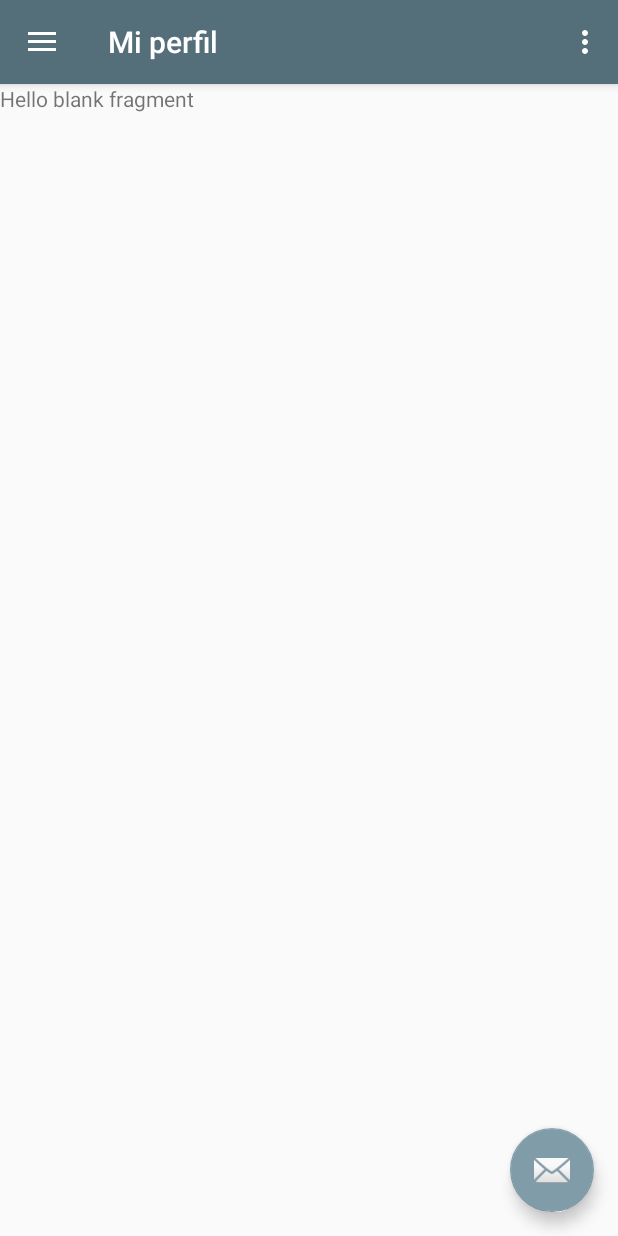
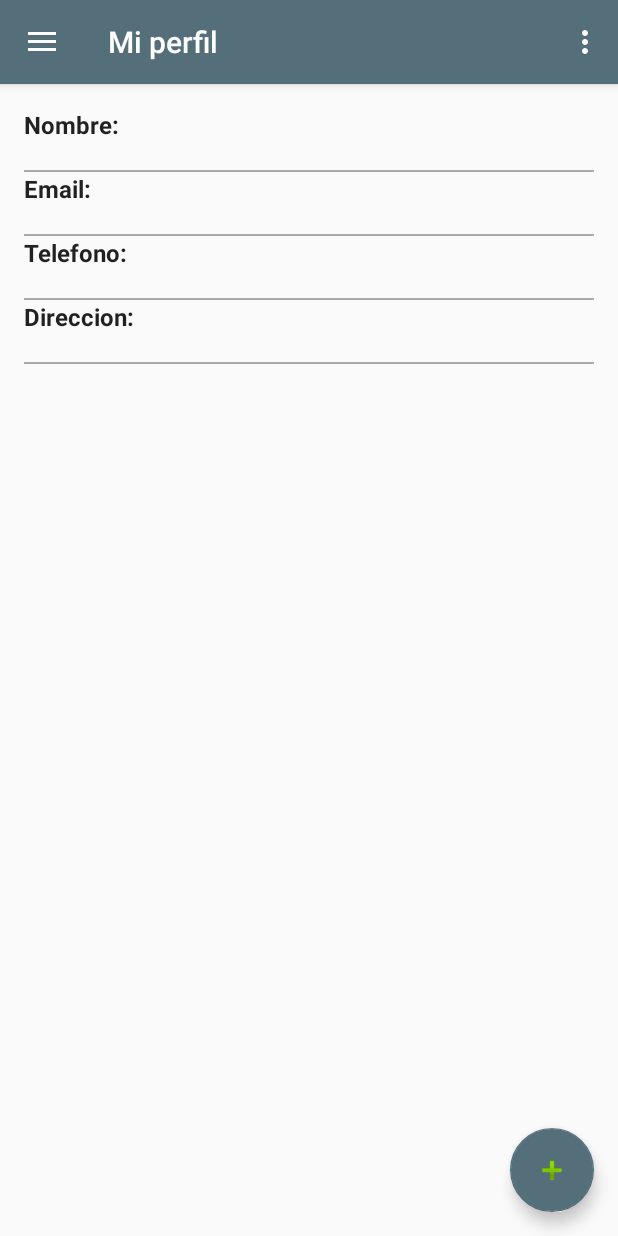
Before and after one commit to cesaralx/Horus_v3.5, an Android app: the MainMenu screen opened directly, with no data from a screen before it, after a tap on "Mi perfil", on a phone screen of 412 x 824 dp. Run offline under Robolectric (Android 15) with nearby library versions, the phone set to English and light mode, and no system bars; 2 other taps on this screen came first.

Commit message:
Se agregha ventana de mi informacion y modificado la accion flotante

```diff
--- a/app/build.gradle
+++ b/app/build.gradle
@@ -31,4 +31,7 @@ dependencies {
     implementation files('libs/activation.jar')
     implementation files('libs/additionnal.jar')
     implementation files('libs/mail.jar')
+    implementation 'com.android.support:cardview-v7:27.1.1'
+    implementation 'com.android.support:design:27.1.1'
+    implementation 'com.leinardi.android:speed-dial:1.0-alpha03'
 }
--- a/app/src/main/AndroidManifest.xml
+++ b/app/src/main/AndroidManifest.xml
@@ -32,7 +32,10 @@
             android:label="@string/title_activity_main_menu"
             android:theme="@style/AppTheme.NoActionBar" />
         <activity android:name=".NewAccount" />
-        <activity android:name=".ForgetPassword"></activity>
+        <activity android:name=".ForgetPassword" />
+        <activity
+            android:name=".SettingsActivity"
+            android:label="@string/title_activity_settings"></activity>
     </application>
 
 </manifest>
--- a/app/src/main/java/com/example/alexi/horus_v35/ForgetPassword.java
+++ b/app/src/main/java/com/example/alexi/horus_v35/ForgetPassword.java
@@ -69,7 +69,6 @@ public class ForgetPassword extends AppCompatActivity implements View.OnClickLis
         } catch (IOException e) {
             Log.e("login activity", "Can not read file: " + e.toString());
         }
-
         return ret;
     }
 
--- a/app/src/main/java/com/example/alexi/horus_v35/MainMenu.java
+++ b/app/src/main/java/com/example/alexi/horus_v35/MainMenu.java
@@ -21,12 +21,15 @@ import android.support.v7.widget.Toolbar;
 import android.view.Menu;
 import android.view.MenuItem;
 
+
+
 public class MainMenu extends AppCompatActivity
         implements
         NavigationView.OnNavigationItemSelectedListener, Bluethoot.OnFragmentInteractionListener,
 Myinfo.OnFragmentInteractionListener{
 
 
+    public FloatingActionButton fab;
 
     @Override
     protected void onCreate(Bundle savedInstanceState) {
@@ -35,7 +38,7 @@ Myinfo.OnFragmentInteractionListener{
         Toolbar toolbar = (Toolbar) findViewById(R.id.toolbar);
         setSupportActionBar(toolbar);
 
-        FloatingActionButton fab = (FloatingActionButton) findViewById(R.id.fab);
+         fab = (FloatingActionButton) findViewById(R.id.fab);
         fab.setOnClickListener(new View.OnClickListener() {
             @Override
             public void onClick(View view) {
@@ -43,6 +46,7 @@ Myinfo.OnFragmentInteractionListener{
                         .setAction("Action", null).show();
             }
         });
+
 
         DrawerLayout drawer = (DrawerLayout) findViewById(R.id.drawer_layout);
         ActionBarDrawerToggle toggle = new ActionBarDrawerToggle(
--- a/app/src/main/java/com/example/alexi/horus_v35/Myinfo.java
+++ b/app/src/main/java/com/example/alexi/horus_v35/Myinfo.java
@@ -3,13 +3,31 @@
 import android.content.Context;
 import android.net.Uri;
 import android.os.Bundle;
+import android.support.design.widget.FloatingActionButton;
+import android.support.design.widget.Snackbar;
 import android.support.v4.app.Fragment;
+import android.support.v4.widget.DrawerLayout;
+import android.support.v7.app.ActionBarDrawerToggle;
+import android.util.Log;
 import android.view.LayoutInflater;
 import android.view.View;
 import android.view.ViewGroup;
+import android.widget.EditText;
+import android.widget.TextView;
+import android.widget.Toast;
+
+import java.io.BufferedReader;
+import java.io.FileNotFoundException;
+import java.io.IOException;
+import java.io.InputStream;
+import java.io.InputStreamReader;
+import java.sql.Connection;
+import java.sql.PreparedStatement;
+import java.sql.ResultSet;
+import java.sql.Statement;
 
 
-/**
+ /**
  * A simple {@link Fragment} subclass.
  * Activities that contain this fragment must implement the
  * {@link Myinfo.OnFragmentInteractionListener} interface
@@ -18,6 +36,18 @@ import android.view.ViewGroup;
  * create an instance of this fragment.
  */
 public class Myinfo extends Fragment {
+
+    //My variables
+    ConnectionClass connectionClass;
+     TextView myName;
+     TextView myEmail;
+     TextView myTel;
+     TextView myDir;
+
+     //My values
+     String Nombre, Email, Telefono, Direccion;
+
+
     // TODO: Rename parameter arguments, choose names that match
     // the fragment initialization parameters, e.g. ARG_ITEM_NUMBER
     private static final String ARG_PARAM1 = "param1";
@@ -58,13 +88,108 @@ public class Myinfo extends Fragment {
             mParam1 = getArguments().getString(ARG_PARAM1);
             mParam2 = getArguments().getString(ARG_PARAM2);
         }
+
     }
+
+     @Override
+     public void setUserVisibleHint(boolean visible)
+     {
+         super.setUserVisibleHint(visible);
+         if (visible && isResumed())
+         {
+             onResume();
+         }
+     }
+
+     @Override
+     public void onResume()
+     {
+         super.onResume();
+         if (!getUserVisibleHint())
+         {
+             return;
+         }
+
+         MainMenu mainActivity = (MainMenu)getActivity();
+         mainActivity.fab.setOnClickListener(new View.OnClickListener() {
+             @Override
+             public void onClick(View v) {
+                 //Do what you want
+                 Snackbar.make(v, "Replace con action", Snackbar.LENGTH_LONG)
+                         .setAction("Action", null).show();
+             }
+         });
+     }
 
     @Override
     public View onCreateView(LayoutInflater inflater, ViewGroup container,
                              Bundle savedInstanceState) {
+
+        View view = inflater.inflate(R.layout.fragment_myinfo, container, false);
+        connectionClass = new ConnectionClass();
+
+        myName = (TextView)view.findViewById(R.id.lblName);
+        myEmail = (TextView)view.findViewById(R.id.lblEmail);
+        myTel = (TextView)view.findViewById(R.id.lblPhone);
+        myDir = (TextView)view.findViewById(R.id.lblDir);
+
+
+
+
+        try
+        {
+            String su = showInfo(readFromFile(getActivity()));
+            if (su != null){
+                Toast.makeText(getActivity(), "Error: " + su,
+                        Toast.LENGTH_LONG).show();
+            }else{
+                myName.setText(Nombre.toUpperCase());
+                myTel.setText(Telefono.toUpperCase());
+                myEmail.setText(Email.toUpperCase());
+                myDir.setText(Direccion.toUpperCase());
+            }
+        }
+        catch (Exception ex) {
+            Toast.makeText(getActivity(), "Se genero un error en la conexion \n" + ex.getMessage(),
+                    Toast.LENGTH_LONG).show();
+        }
+
         // Inflate the layout for this fragment
-        return inflater.inflate(R.layout.fragment_myinfo, container, false);
+        return view;
+    }
+
+    private String showInfo(String user){
+
+        String z = null;
+        try {
+            Connection con = connectionClass.CONN();
+            if (con == null) {
+                z = "Error en conectar con el servidor\n por favor contacte al soporte tecnico";
+            } else {
+
+                PreparedStatement statement = con.prepareStatement("select * from usuario where UsrName = ?");
+                statement.setString(1, user);
+                ResultSet rs = statement.executeQuery();
+
+                if(rs.next())
+                {
+                    Nombre = rs.getString("Nombre");
+                    Telefono = rs.getString("NumeroContacto");
+                    Email = rs.getString("EmailDireccion");
+                    Direccion = rs.getString("Direccion");
+
+                }
+                else
+                {
+                    z = "Usuario no valido";
+                }
+            }
+        }
+        catch (Exception ex)
+        {
+            z = "Exceptions " + ex.getMessage();
+        }
+        return z;
     }
 
     // TODO: Rename method, update argument and hook method into UI event
@@ -105,4 +230,34 @@ public class Myinfo extends Fragment {
         // TODO: Update argument type and name
         void onFragmentInteraction(Uri uri);
     }
+
+
+     private String readFromFile(Context context) {
+
+         String ret = "";
+
+         try {
+             InputStream inputStream = context.openFileInput("usr.txt");
+
+             if (inputStream != null) {
+                 InputStreamReader inputStreamReader = new InputStreamReader(inputStream);
+                 BufferedReader bufferedReader = new BufferedReader(inputStreamReader);
+                 String receiveString;
+                 StringBuilder stringBuilder = new StringBuilder();
+
+                 while ((receiveString = bufferedReader.readLine()) != null) {
+                     stringBuilder.append(receiveString);
+                 }
+
+                 inputStream.close();
+                 ret = stringBuilder.toString();
+             }
+         } catch (FileNotFoundException e) {
+             Log.e("login activity", "File not found: " + e.toString());
+         } catch (IOException e) {
+             Log.e("login activity", "Can not read file: " + e.toString());
+         }
+         return ret;
+     }
+
 }
--- a/app/src/main/res/layout/app_bar_main_menu.xml
+++ b/app/src/main/res/layout/app_bar_main_menu.xml
@@ -28,6 +28,14 @@
         android:layout_height="wrap_content"
         android:layout_gravity="bottom|end"
         android:layout_margin="@dimen/fab_margin"
-        app:srcCompat="@android:drawable/ic_dialog_email" />
+
+        app:backgroundTint="@color/colorPrimary"
+        app:rippleColor="@color/colorAccent"
+        app:srcCompat="@android:drawable/ic_input_add" />
+
+
+
+
+
 
 </android.support.design.widget.CoordinatorLayout>
--- a/app/src/main/res/layout/fragment_myinfo.xml
+++ b/app/src/main/res/layout/fragment_myinfo.xml
@@ -1,14 +1,98 @@
 <?xml version="1.0" encoding="utf-8"?>
-<FrameLayout xmlns:android="http://schemas.android.com/apk/res/android"
+<LinearLayout xmlns:android="http://schemas.android.com/apk/res/android"
     xmlns:tools="http://schemas.android.com/tools"
     android:layout_width="match_parent"
     android:layout_height="match_parent"
+    android:gravity="center_horizontal"
+    android:orientation="vertical"
+    android:paddingBottom="@dimen/activity_vertical_margin"
+    android:paddingLeft="@dimen/activity_horizontal_margin"
+    android:paddingRight="@dimen/activity_horizontal_margin"
+    android:paddingTop="@dimen/activity_vertical_margin"
     tools:context=".Myinfo">
 
-    <!-- TODO: Update blank fragment layout -->
-    <TextView
+    <ScrollView
+        android:id="@+id/myinfo_form"
         android:layout_width="match_parent"
-        android:layout_height="match_parent"
-        android:text="@string/hello_blank_fragment" />
+        android:layout_height="match_parent">
 
-</FrameLayout>
+        <LinearLayout
+            android:id="@+id/myinfo_login_form"
+            android:layout_width="match_parent"
+            android:layout_height="wrap_content"
+            android:orientation="vertical">
+
+            <!-- TODO: Update blank fragment layout -->
+            <TextView
+                android:id="@+id/textView3"
+                android:layout_width="match_parent"
+                android:layout_height="wrap_content"
+                android:text="Nombre:"
+                android:textAppearance="@android:style/TextAppearance.StatusBar.Title" />
+
+            <TextView
+                android:id="@+id/lblName"
+                android:layout_width="match_parent"
+                android:layout_height="match_parent" />
+
+            <View
+                android:layout_width="match_parent"
+                android:layout_height="1dp"
+                android:background="@android:color/darker_gray"/>
+
+            <TextView
+                android:id="@+id/textView4"
+                android:layout_width="match_parent"
+                android:layout_height="wrap_content"
+                android:text="Email:"
+                android:textAppearance="@android:style/TextAppearance.StatusBar.Title" />
+
+            <TextView
+                android:id="@+id/lblEmail"
+                android:layout_width="match_parent"
+                android:layout_height="match_parent" />
+
+            <View
+                android:layout_width="match_parent"
+                android:layout_height="1dp"
+                android:background="@android:color/darker_gray"/>
+
+            <TextView
+                android:id="@+id/textView5"
+                android:layout_width="match_parent"
+                android:layout_height="wrap_content"
+                android:text="Telefono:"
+                android:textAppearance="@android:style/TextAppearance.StatusBar.Title" />
+
+            <TextView
+                android:id="@+id/lblPhone"
+                android:layout_width="match_parent"
+                android:layout_height="match_parent" />
+
+            <View
+                android:layout_width="match_parent"
+                android:layout_height="1dp"
+                android:background="@android:color/darker_gray"/>
+
+            <TextView
+                android:id="@+id/textView6"
+                android:layout_width="match_parent"
+                android:layout_height="wrap_content"
+                android:text="Direccion:"
+                android:textAppearance="@android:style/TextAppearance.StatusBar.Title" />
+
+            <TextView
+                android:id="@+id/lblDir"
+                android:layout_width="match_parent"
+                android:layout_height="match_parent" />
+
+            <View
+                android:layout_width="match_parent"
+                android:layout_height="1dp"
+                android:background="@android:color/darker_gray"/>
+
+
+        </LinearLayout>
+    </ScrollView>
+
+</LinearLayout>
```
Also changed, not shown: app/src/main/res/drawable/ic_info_black_24dp.xml (added, +9 -0 lines), app/src/main/res/drawable/ic_notifications_black_24dp.xml (added, +9 -0 lines), app/src/main/res/drawable/ic_sync_black_24dp.xml (added, +9 -0 lines), app/src/main/res/values/strings.xml (+73 -0 lines).
